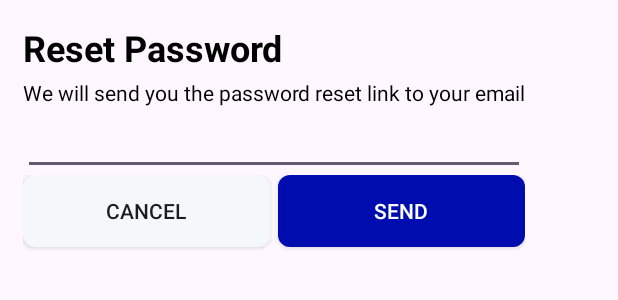
After one commit to Uzair-Jamal/EcomCart, an Android app: the layout reset_password_dialog.xml on its own in the app's theme, with its tools: preview values and no code run, on a phone screen of 412 x 824 dp. The commit adds this screen. Shown: the top 300 px of the screen. Run offline under Robolectric (Android 15) with nearby library versions, the phone set to English and light mode, and no system bars.

Commit message:
Done till reset password bottomSheet

```diff
--- a/app/build.gradle.kts
+++ b/app/build.gradle.kts
@@ -65,7 +65,10 @@ dependencies {
     //Dagger hilt
     implementation("com.google.dagger:hilt-android:2.51.1")
     implementation(libs.firebase.auth)
+    implementation(libs.firebase.firestore)
     kapt("com.google.dagger:hilt-compiler:2.51.1")
+    implementation("androidx.core:core:1.7.0")
+
 
     implementation("com.google.gms:google-services:4.4.2")
     implementation(libs.androidx.core.ktx)
--- a/app/src/main/java/com/example/ecomcart/di/AppModule.kt
+++ b/app/src/main/java/com/example/ecomcart/di/AppModule.kt
@@ -1,6 +1,8 @@
 package com.example.ecomcart.di
 
 import com.google.firebase.auth.FirebaseAuth
+import com.google.firebase.firestore.ktx.firestore
+import com.google.firebase.ktx.Firebase
 import dagger.Module
 import dagger.Provides
 import dagger.hilt.InstallIn
@@ -14,4 +16,8 @@ object AppModule {
     @Provides
     @Singleton
     fun provideFirebaseAuth() = FirebaseAuth.getInstance()
+
+    @Provides
+    @Singleton
+    fun provideFirebaseFirestoreDatabase() = Firebase.firestore
 }
--- a/app/src/main/java/com/example/ecomcart/fragments/loginRegister/RegisterFragment.kt
+++ b/app/src/main/java/com/example/ecomcart/fragments/loginRegister/RegisterFragment.kt
@@ -10,6 +10,7 @@ import androidx.fragment.app.Fragment
 import androidx.fragment.app.viewModels
 import androidx.lifecycle.lifecycleScope
 import androidx.lifecycle.repeatOnLifecycle
+import androidx.navigation.fragment.findNavController
 import com.example.ecomcart.R
 import com.example.ecomcart.data.User
 import com.example.ecomcart.databinding.FragmentRegisterBinding
@@ -38,6 +39,10 @@ class RegisterFragment : Fragment() {
 
     override fun onViewCreated(view: View, savedInstanceState: Bundle?) {
         super.onViewCreated(view,savedInstanceState)
+
+        binding.tvHaveAcc.setOnClickListener {
+            findNavController().navigate(R.id.action_registerFragment_to_loginFragment)
+        }
 
         binding.apply {
             registerFragmentBtn.setOnClickListener {
--- /dev/null
+++ b/app/src/main/java/com/example/ecomcart/util/Constants.kt
@@ -0,0 +1,5 @@
+package com.example.ecomcart.util
+
+object Constants {
+    const val USER_COLLECTION = "user"
+}
--- a/app/src/main/res/layout/fragment_account_options.xml
+++ b/app/src/main/res/layout/fragment_account_options.xml
@@ -57,21 +57,23 @@
             style="@style/h2"
             android:layout_marginTop="15dp" />
 
-        <com.github.leandroborgesferreira.loadingbutton.customViews.CircularProgressButton
+        <androidx.appcompat.widget.AppCompatButton
             android:id="@+id/register_btn_account_options_fragment"
             android:layout_width="@dimen/mediumButtonWidth"
             android:layout_height="@dimen/mediumButtonHeight"
             style="@style/blueButtonStyle"
+            app:spinning_bar_color="@color/white"
             app:layout_constraintTop_toBottomOf="@id/tvQuality"
             app:layout_constraintStart_toStartOf="@id/tvQuality"
             app:layout_constraintEnd_toEndOf="@id/tvQuality"
-            android:layout_marginTop="200dp"
+            android:layout_marginTop="100dp"
             android:text="Register" />
 
         <androidx.appcompat.widget.AppCompatButton
             android:id="@+id/login_btn_fragment"
             android:layout_width="@dimen/mediumButtonWidth"
             android:layout_height="@dimen/mediumButtonHeight"
+            app:spinning_bar_color="@color/g_black"
             style="@style/whiteButtonStyle"
             app:layout_constraintTop_toBottomOf="@id/register_btn_account_options_fragment"
             app:layout_constraintStart_toStartOf="@id/register_btn_account_options_fragment"
--- a/app/src/main/res/layout/fragment_login.xml
+++ b/app/src/main/res/layout/fragment_login.xml
@@ -100,6 +100,7 @@
             android:layout_height="@dimen/mediumButtonHeight"
             android:layout_marginTop="20dp"
             android:text="Login"
+            app:spinning_bar_color="@color/white"
             app:layout_constraintEnd_toEndOf="@id/verticalRight"
             app:layout_constraintHorizontal_bias="1.0"
             app:layout_constraintStart_toStartOf="@id/verticalLeft"
--- /dev/null
+++ b/app/src/main/res/layout/reset_password_dialog.xml
@@ -0,0 +1,76 @@
+<?xml version="1.0" encoding="utf-8"?>
+<androidx.constraintlayout.widget.ConstraintLayout
+    xmlns:android="http://schemas.android.com/apk/res/android"
+    android:layout_width="match_parent"
+    android:layout_height="wrap_content"
+    xmlns:app="http://schemas.android.com/apk/res-auto"
+    >
+
+    <TextView
+        android:id="@+id/reset_password"
+        android:layout_width="wrap_content"
+        android:layout_height="wrap_content"
+        android:text="Reset Password"
+        android:textColor="@color/black"
+        android:textSize="24sp"
+        android:textStyle="bold"
+        app:layout_constraintStart_toStartOf="parent"
+        app:layout_constraintTop_toTopOf="parent"
+        android:layout_margin="15dp"
+        />
+
+    <TextView
+        android:id="@+id/tvResetPasswordText"
+        android:layout_width="wrap_content"
+        android:layout_height="wrap_content"
+        android:text="We will send you the password reset link to your email"
+        android:textSize="14sp"
+        android:layout_marginTop="4dp"
+        android:textColor="@color/black"
+        app:layout_constraintStart_toStartOf="@id/reset_password"
+        app:layout_constraintTop_toBottomOf="@id/reset_password"
+        />
+
+    <EditText
+        android:id="@+id/etEmailReset"
+        android:layout_width="0dp"
+        android:layout_height="wrap_content"
+        app:layout_constraintTop_toBottomOf="@id/tvResetPasswordText"
+        app:layout_constraintStart_toStartOf="@id/tvResetPasswordText"
+        app:layout_constraintEnd_toEndOf="@id/tvResetPasswordText"
+        />
+
+
+    <LinearLayout
+        android:id="@+id/linearLayoutResetPassword"
+        android:layout_width="0dp"
+        android:layout_height="wrap_content"
+        android:orientation="horizontal"
+        app:layout_constraintStart_toStartOf="@id/etEmailReset"
+        app:layout_constraintEnd_toEndOf="@id/etEmailReset"
+        app:layout_constraintTop_toBottomOf="@id/etEmailReset">
+
+        <androidx.appcompat.widget.AppCompatButton
+            android:id="@+id/reset_password_cancel_btn"
+            android:layout_width="wrap_content"
+            android:layout_height="wrap_content"
+            android:text="Cancel"
+            android:background="@drawable/white_background"
+            android:layout_marginEnd="5dp"
+            android:layout_weight="1"
+            />
+
+        <androidx.appcompat.widget.AppCompatButton
+            android:id="@+id/reset_password_send_btn"
+            android:layout_width="wrap_content"
+            android:layout_height="wrap_content"
+            android:text="send"
+            android:background="@drawable/blue_background"
+            android:layout_weight="1"
+            android:textColor="@color/white"
+            android:layout_marginBottom="20dp"
+            />
+
+    </LinearLayout>
+
+</androidx.constraintlayout.widget.ConstraintLayout>
--- a/app/src/main/res/values/styles.xml
+++ b/app/src/main/res/values/styles.xml
@@ -48,5 +48,11 @@
     <dimen name="h2TextSize">17sp</dimen>
     <dimen name="h3TextSize">22sp</dimen>
 
+    <style name="DialogStyle" parent="Theme.Design.Light.BottomSheetDialog">
+        <item name="android:windowIsFloating">false</item>
+        <item name="android:statusBarColor">@android:color/transparent</item>
+        <item name="android:windowSoftInputMode">adjustResize</item>
+    </style>
+
 
 </resources>
--- a/gradle/libs.versions.toml
+++ b/gradle/libs.versions.toml
@@ -11,6 +11,7 @@ activity = "1.9.0"
 constraintlayout = "2.1.4"
 googleGmsGoogleServices = "4.4.2"
 firebaseAuth = "23.0.0"
+firebaseFirestore = "25.0.0"
 
 [libraries]
 androidx-core-ktx = { group = "androidx.core", name = "core-ktx", version.ref = "coreKtx" }
@@ -22,6 +23,7 @@ material = { group = "com.google.android.material", name = "material", version.r
 androidx-activity = { group = "androidx.activity", name = "activity", version.ref = "activity" }
 androidx-constraintlayout = { group = "androidx.constraintlayout", name = "constraintlayout", version.ref = "constraintlayout" }
 firebase-auth = { group = "com.google.firebase", name = "firebase-auth", version.ref = "firebaseAuth" }
+firebase-firestore = { group = "com.google.firebase", name = "firebase-firestore", version.ref = "firebaseFirestore" }
 
 [plugins]
 android-application = { id = "com.android.application", version.ref = "agp" }
```
Also changed, not shown: app/src/main/java/com/example/ecomcart/dialog/ResetPasswordDialog.kt (added, +33 -0 lines), app/src/main/java/com/example/ecomcart/fragments/loginRegister/AccountOptionsFragment.kt (+28 -0 lines), app/src/main/java/com/example/ecomcart/fragments/loginRegister/IntroductionFragment.kt (+23 -0 lines), app/src/main/java/com/example/ecomcart/fragments/loginRegister/LoginFragment.kt (+91 -1 lines), app/src/main/java/com/example/ecomcart/viewmodel/LoginViewModel.kt (added, +62 -0 lines), app/src/main/java/com/example/ecomcart/viewmodel/RegisterViewModel.kt (+19 -4 lines), app/src/main/res/navigation/login_register_graph.xml (+6 -5 lines), app/src/main/java/com/example/ecomcart/util/RegisterValidation.kt (line endings or trailing spaces).
